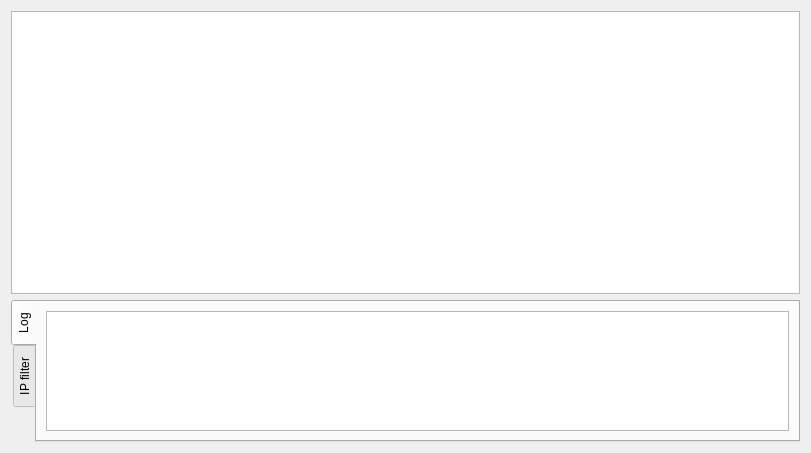
This is src/download.ui in SysAdminDoc/qBittorrent-Vanced as Qt 5 draws it before an edit. The edited form follows.
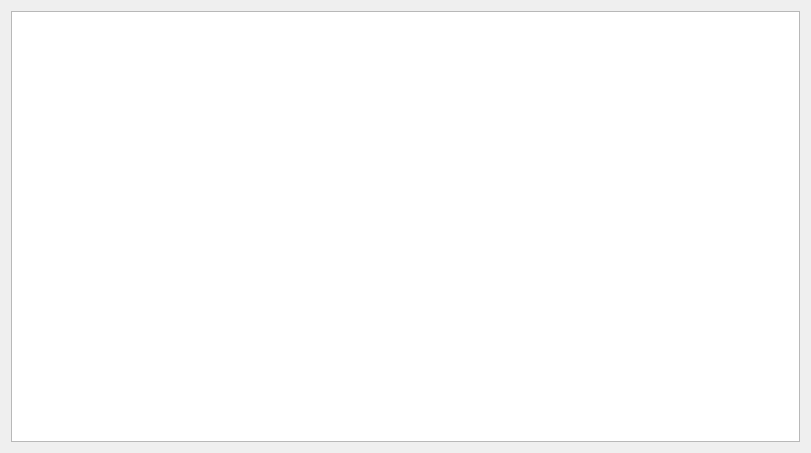
This is the edited form. Icons and pictures are not drawn.

What changed in the file:
```diff
--- a/src/download.ui
+++ b/src/download.ui
@@ -57,95 +57,6 @@
      </item>
     </layout>
    </item>
-   <item>
-    <widget class="QTabWidget" name="tabBottom" >
-     <property name="maximumSize" >
-      <size>
-       <width>16777215</width>
-       <height>142</height>
-      </size>
-     </property>
-     <property name="tabPosition" >
-      <enum>QTabWidget::West</enum>
-     </property>
-     <property name="currentIndex" >
-      <number>0</number>
-     </property>
-     <widget class="QWidget" name="log_tab" >
-      <attribute name="title" >
-       <string>Log</string>
-      </attribute>
-      <layout class="QVBoxLayout" >
-       <property name="spacing" >
-        <number>6</number>
-       </property>
-       <property name="leftMargin" >
-        <number>9</number>
-       </property>
-       <property name="topMargin" >
-        <number>9</number>
-       </property>
-       <property name="rightMargin" >
-        <number>9</number>
-       </property>
-       <property name="bottomMargin" >
-        <number>9</number>
-       </property>
-       <item>
-        <widget class="QTextBrowser" name="infoBar" >
-         <property name="sizePolicy" >
-          <sizepolicy vsizetype="Expanding" hsizetype="Expanding" >
-           <horstretch>0</horstretch>
-           <verstretch>0</verstretch>
-          </sizepolicy>
-         </property>
-         <property name="maximumSize" >
-          <size>
-           <width>16777215</width>
-           <height>120</height>
-          </size>
-         </property>
-         <property name="contextMenuPolicy" >
-          <enum>Qt::CustomContextMenu</enum>
-         </property>
-        </widget>
-       </item>
-      </layout>
-     </widget>
-     <widget class="QWidget" name="filter_tab" >
-      <attribute name="title" >
-       <string>IP filter</string>
-      </attribute>
-      <layout class="QVBoxLayout" >
-       <property name="spacing" >
-        <number>6</number>
-       </property>
-       <property name="leftMargin" >
-        <number>9</number>
-       </property>
-       <property name="topMargin" >
-        <number>9</number>
-       </property>
-       <property name="rightMargin" >
-        <number>9</number>
-       </property>
-       <property name="bottomMargin" >
-        <number>9</number>
-       </property>
-       <item>
-        <widget class="QTextBrowser" name="textBlockedUsers" >
-         <property name="maximumSize" >
-          <size>
-           <width>16777215</width>
-           <height>123</height>
-          </size>
-         </property>
-        </widget>
-       </item>
-      </layout>
-     </widget>
-    </widget>
-   </item>
   </layout>
   <action name="actionStart" >
    <property name="text" >
```
Left out of the diff: 5 changed lines with no effect on the pictures.
